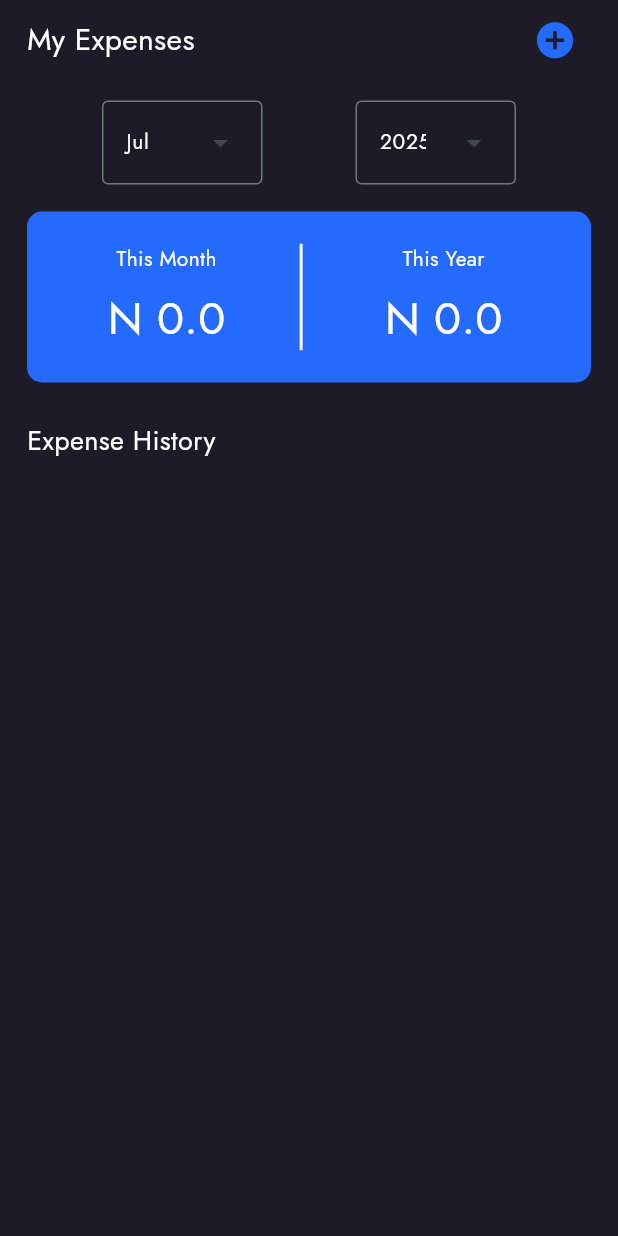
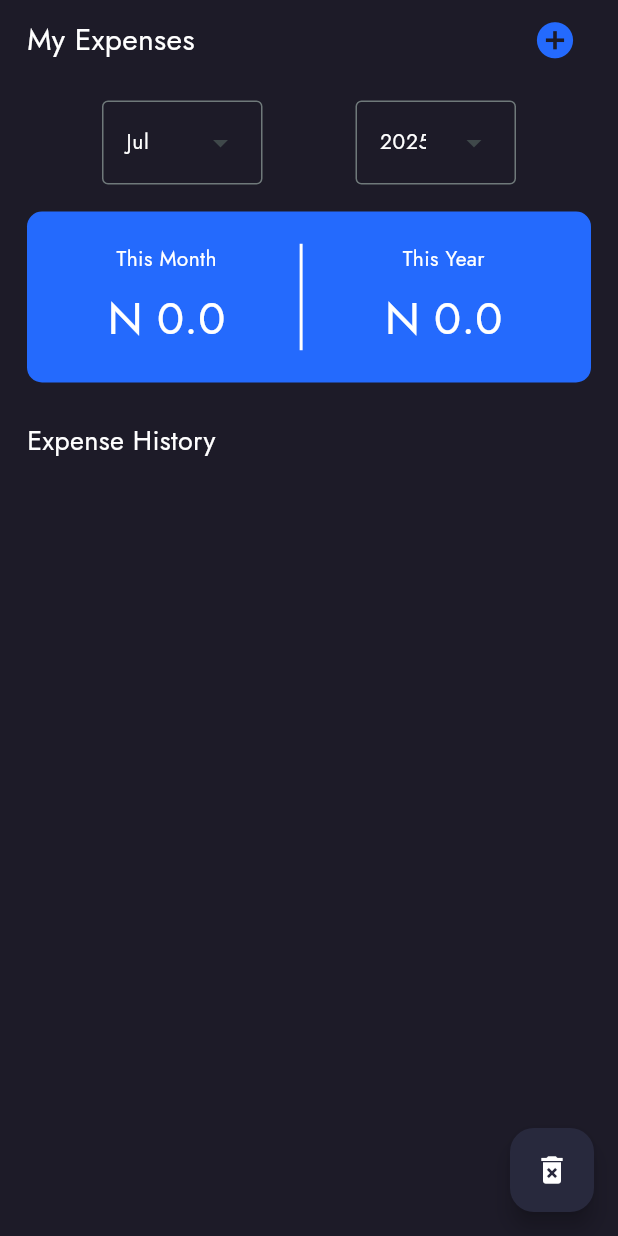
Before and after one commit to Godsnotd/Expense-tracker-app, a Flutter app: the Homepage screen opened directly, on a phone screen of 412 x 824 dp. Run offline on Flutter 3.47's test engine with Material 3 defaults, Android fonts, the light colour scheme and no system bars; our stand-ins replace get_storage; accounts and stored records are empty.

Commit message:
complete1.0.1

```diff
--- /dev/null
+++ b/lib/pages/expense_storage.dart
@@ -0,0 +1,22 @@
+import 'package:get_storage/get_storage.dart';
+
+class ExpenseStorage {
+  final _box = GetStorage();
+  final _key = 'expenses';
+
+  void saveExpenses(List<Map<String, dynamic>> expenses) {
+    _box.write(_key, expenses);
+  }
+
+  List<Map<String, dynamic>> loadExpenses() {
+    final data = _box.read<List>(_key);
+    if (data != null) {
+      return data.map((e) => Map<String, dynamic>.from(e)).toList();
+    }
+    return [];
+  }
+
+  void clearExpenses() {
+    _box.remove(_key);
+  }
+}
--- a/lib/pages/homepage.dart
+++ b/lib/pages/homepage.dart
@@ -1,10 +1,7 @@
-//import 'dart:nativewrappers/_internal/vm/lib/ffi_allocation_patch.dart';
-
 import 'package:capstone_1/pages/customwid.dart';
 import 'package:capstone_1/pages/expense.dart';
-// import 'package:capstone_1/pages/preview.dart';
-
 import 'package:flutter/material.dart';
+import 'expense_storage.dart';
 import 'package:intl/intl.dart';
 
 class Homepage extends StatefulWidget {
@@ -17,6 +14,7 @@ class Homepage extends StatefulWidget {
 }
 
 class _HomepageState extends State<Homepage> {
+  final storage = ExpenseStorage();
   List<dynamic> expensesTotal = [];
   dynamic selectedmonth;
   dynamic selectedYear;
@@ -24,7 +22,19 @@ class _HomepageState extends State<Homepage> {
     final date = DateTime(0, index + 1); // months are 1-based
     return DateFormat.MMM().format(date); // Full month name
   });
-  //String initmonth = DateTime.now().month.toString();
+  @override
+  void initState() {
+    super.initState();
+    expensesTotal = storage.loadExpenses(); // Load from storage
+  }
+
+  void clearExpenses() {
+    setState(() {
+      expensesTotal.clear(); // Clears the visible list
+      storage.clearExpenses(); // Optional: If you want to clear stored data too
+    });
+  }
+
   @override
   Widget build(BuildContext context) {
     return Scaffold(
@@ -54,7 +64,8 @@ class _HomepageState extends State<Homepage> {
                           Navigator.push(
                                   context,
                                   MaterialPageRoute(
-                                builder: (_) => ExpenseScreen())).then((value) {
+                                      builder: (_) => ExpenseScreen()))
+                              .then((value) {
                             if (value != null) {
                               setState(() {
                                 expensesTotal.add(value);
@@ -85,10 +96,29 @@ class _HomepageState extends State<Homepage> {
                               fontSize: 14,
                               fontWeight: FontWeight.w500,
                             ),
+                            menuStyle: MenuStyle(
+                              backgroundColor: WidgetStatePropertyAll<Color>(
+                                Color.fromRGBO(29, 27, 40,
+                                    1), // Your custom dropdown background color
+                              ),
+                            ),
+                            // inputDecorationTheme: InputDecorationTheme(
+                            //   filled: true,
+                            //   fillColor: Color.fromRGBO(
+                            //       40, 41, 61, 1), // Dropdown field background
+                            //   border: OutlineInputBorder(
+                            //     borderRadius: BorderRadius.circular(10),
+                            //     borderSide: BorderSide.none,
+                            //   ),
+                            // ),
                             dropdownMenuEntries: months.map((String month) {
                               return DropdownMenuEntry<String>(
                                 value: month,
                                 label: month,
+                                style: ButtonStyle(
+                                  foregroundColor: WidgetStateProperty.all(
+                                      Colors.white), // dropdown item text color
+                                ),
                               );
                             }).toList(),
                             onSelected: (value) {
@@ -112,6 +142,12 @@ class _HomepageState extends State<Homepage> {
                                 fontSize: 14,
                                 fontWeight: FontWeight.w500,
                               ),
+                              menuStyle: MenuStyle(
+                                backgroundColor: WidgetStatePropertyAll<Color>(
+                                  Color.fromRGBO(29, 27, 40,
+                                      1), // Your custom dropdown background color
+                                ),
+                              ),
                               dropdownMenuEntries: List.generate(
                                 11, // From this year - 10 more
                                 (index) {
@@ -119,6 +155,11 @@ class _HomepageState extends State<Homepage> {
                                   return DropdownMenuEntry(
                                     value: year,
                                     label: year.toString(),
+                                    style: ButtonStyle(
+                                      foregroundColor: WidgetStateProperty.all(
+                                          Colors
+                                              .white), // dropdown item text color
+                                    ),
                                   );
                                 },
                               ),
@@ -234,7 +275,13 @@ class _HomepageState extends State<Homepage> {
                         List<Map<String, dynamic>>.from(
                             expensesTotal[index]["addmore"]),
                         expensesTotal[index]["details"],
-                        context: context);
+                        context: context,
+                        onDelete: () {
+                          setState(() {
+                            expensesTotal.removeAt(index);
+                          });
+                        },
+                      );
                     },
                     itemCount: expensesTotal.length,
                   ),
@@ -243,6 +290,13 @@ class _HomepageState extends State<Homepage> {
             ],
           ),
         ),
-    );
+        floatingActionButton: FloatingActionButton(
+          backgroundColor: Color.fromRGBO(40, 41, 61, 1),
+          onPressed: clearExpenses,
+          child: Icon(
+            Icons.delete_forever,
+            color: Color.fromRGBO(255, 255, 255, 1),
+          ),
+        ));
   }
 }
--- a/pubspec.yaml
+++ b/pubspec.yaml
@@ -37,6 +37,7 @@ dependencies:
   google_fonts: ^6.2.1
   intl: ^0.18.1
   flutter_launcher_icons: ^0.14.4
+  get_storage: ^2.1.1
 
 dev_dependencies:
   flutter_test:
```
Also changed, not shown: lib/main.dart (+6 -2 lines), lib/pages/customwid.dart (+27 -2 lines), lib/pages/expense.dart (+13 -0 lines), pubspec.lock. Lines whose indentation alone changed are shown as unchanged.
